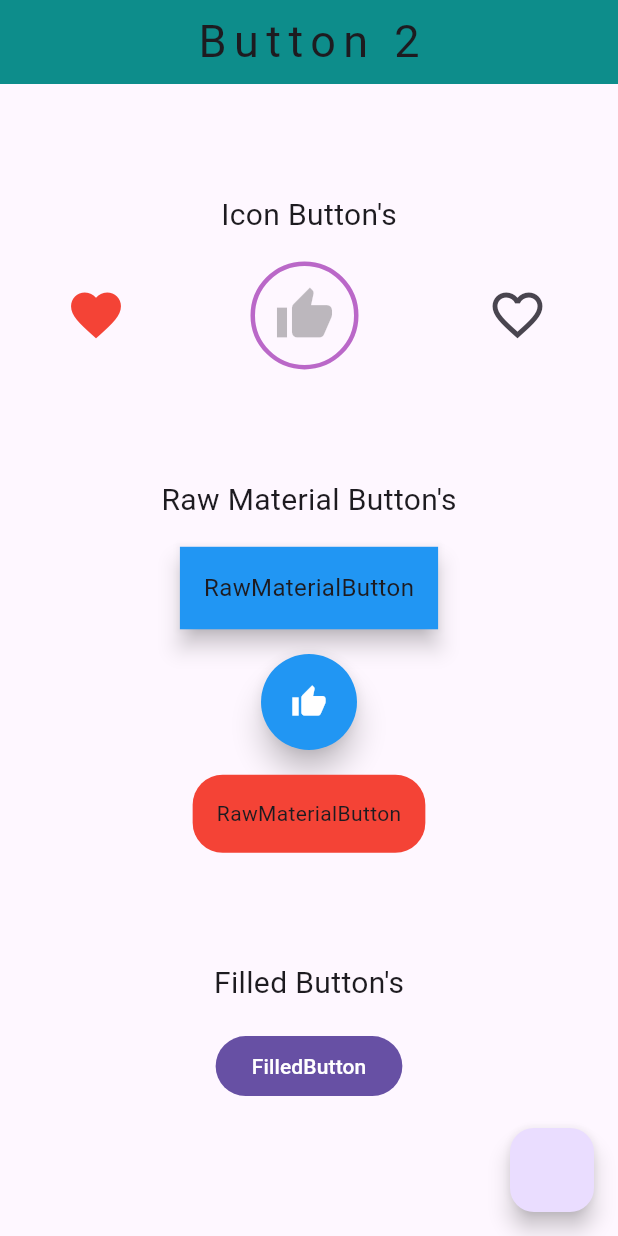
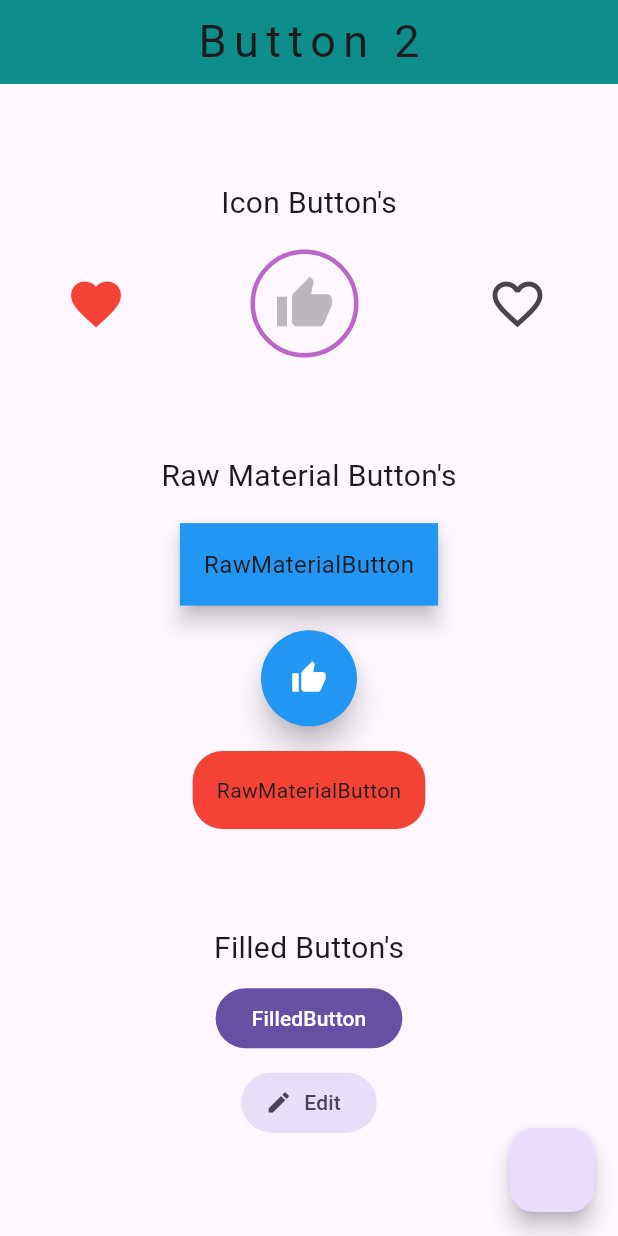
Before and after one commit to Ratndeep1999/buttons, a Flutter app: the screen it shows after launch, on a phone screen of 412 x 824 dp. Run offline on Flutter 3.47's test engine with Material 3 defaults, Android fonts, the light colour scheme and no system bars.

Commit message:
icon button, toggle icon button add, icon button with style attribute, Raw material button, circular raw material button with icon, material button with rounded corners, Filled button,

```diff
--- a/lib/buttons2.dart
+++ b/lib/buttons2.dart
@@ -227,10 +227,19 @@ class _Buttons2State extends State<Buttons2> {
                     'Filled Button\'s',
                     style: TextStyle(fontSize: 20),
                   ),
-                  SizedBox(height: MediaQuery.of(context).size.height * 0.02),
+                  SizedBox(height: MediaQuery.of(context).size.height * 0.01),
 
                   FilledButton(onPressed: () {}, child: Text('FilledButton')),
-                  SizedBox(height: MediaQuery.of(context).size.height * 0.02),
+                  SizedBox(height: MediaQuery.of(context).size.height * 0.01),
+
+                  // FilledButton with tonalIcon
+                  FilledButton.tonalIcon(
+                    onPressed: () {},
+                    icon: Icon(Icons.edit),
+                    label: Text('Edit'),
+                    style: FilledButton.styleFrom(),
+                  )
+
                 ],
               ),
 
```
